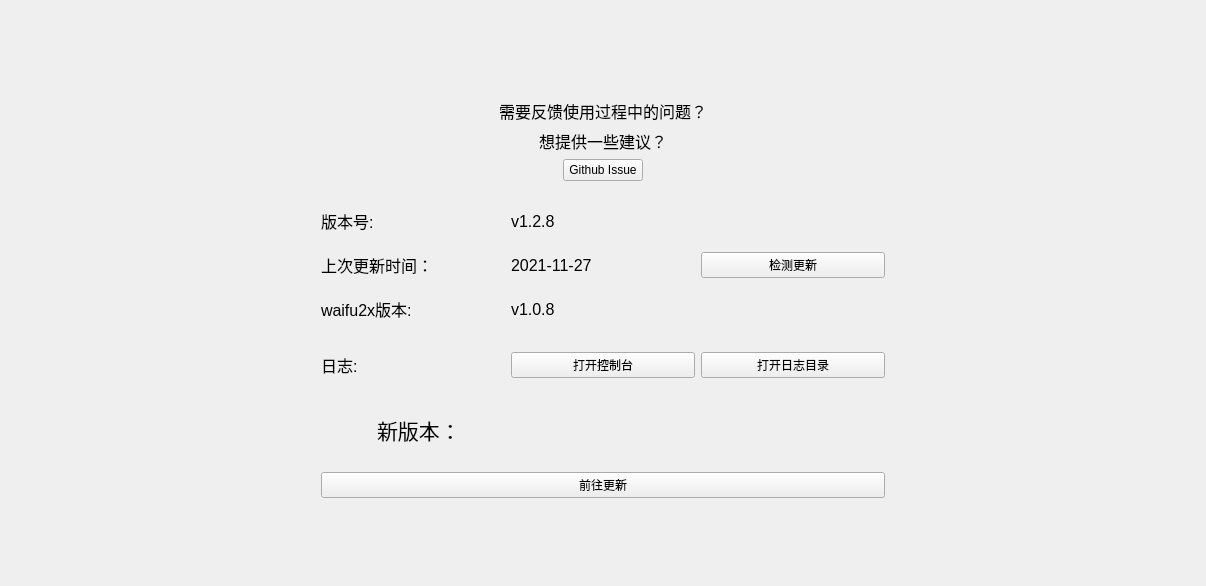
This is ui/ui_help.ui in tonquer/JMComic-qt as Qt 5 draws it before an edit. The edited form follows.
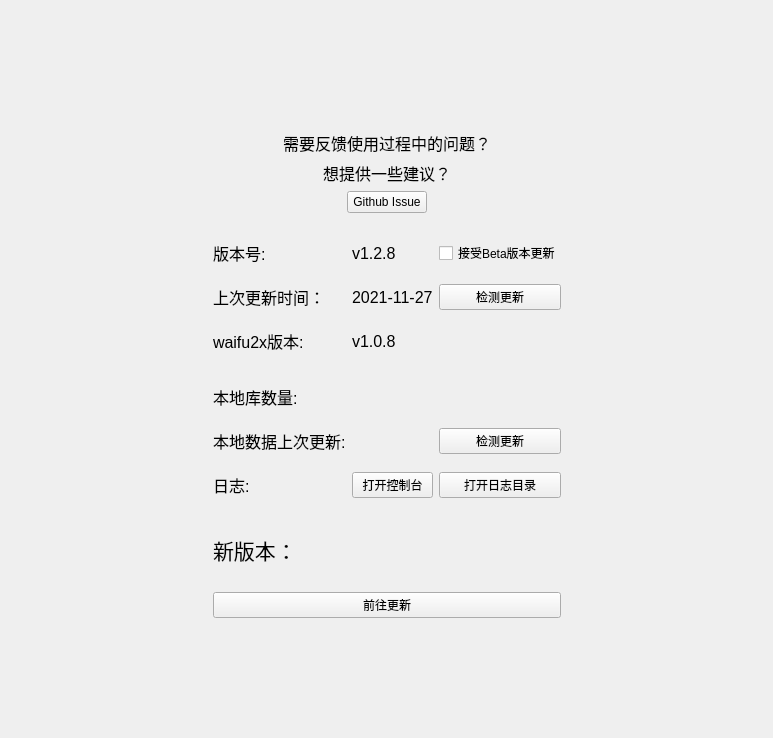
This is the edited form. Icons and pictures are not drawn. Custom widgets are drawn as their Qt base class.

Commit message: 更新v1.0.8

Patch:
```diff
--- a/ui/ui_help.ui
+++ b/ui/ui_help.ui
@@ -6,8 +6,8 @@
    <rect>
     <x>0</x>
     <y>0</y>
-    <width>1206</width>
-    <height>586</height>
+    <width>773</width>
+    <height>738</height>
    </rect>
   </property>
   <property name="windowTitle">
@@ -27,9 +27,9 @@
       <property name="geometry">
        <rect>
         <x>0</x>
-        <y>-38</y>
-        <width>1169</width>
-        <height>604</height>
+        <y>0</y>
+        <width>753</width>
+        <height>718</height>
        </rect>
       </property>
       <layout class="QVBoxLayout" name="verticalLayout_3">
@@ -50,12 +50,6 @@
          </item>
          <item>
           <widget class="QWidget" name="widget" native="true">
-           <property name="minimumSize">
-            <size>
-             <width>600</width>
-             <height>0</height>
-            </size>
-           </property>
            <layout class="QVBoxLayout" name="verticalLayout_2">
             <item>
              <spacer name="verticalSpacer_2">
@@ -114,15 +108,40 @@
             <item>
              <widget class="QWidget" name="widget_2" native="true">
               <layout class="QGridLayout" name="gridLayout">
-               <item row="3" column="2">
+               <item row="3" column="0">
+                <widget class="QLabel" name="label_5">
+                 <property name="minimumSize">
+                  <size>
+                   <width>80</width>
+                   <height>50</height>
+                  </size>
+                 </property>
+                 <property name="font">
+                  <font>
+                   <pointsize>12</pointsize>
+                  </font>
+                 </property>
+                 <property name="text">
+                  <string>本地库数量:</string>
+                 </property>
+                </widget>
+               </item>
+               <item row="1" column="2">
+                <widget class="QPushButton" name="verCheck">
+                 <property name="text">
+                  <string>检测更新</string>
+                 </property>
+                </widget>
+               </item>
+               <item row="5" column="2">
                 <widget class="QPushButton" name="logButton">
                  <property name="text">
                   <string>打开日志目录</string>
                  </property>
                 </widget>
                </item>
-               <item row="2" column="0">
-                <widget class="QLabel" name="label_6">
+               <item row="5" column="0">
+                <widget class="QLabel" name="label_7">
                  <property name="minimumSize">
                   <size>
                    <width>80</width>
@@ -135,19 +154,26 @@
                   </font>
                  </property>
                  <property name="text">
-                  <string>waifu2x版本:</string>
+                  <string>日志:</string>
                  </property>
                 </widget>
                </item>
-               <item row="1" column="1">
-                <widget class="QLabel" name="timeLabel">
+               <item row="4" column="1">
+                <widget class="QLabel" name="localTime">
                  <property name="font">
                   <font>
                    <pointsize>12</pointsize>
                   </font>
                  </property>
                  <property name="text">
-                  <string>2021-11-27</string>
+                  <string/>
+                 </property>
+                </widget>
+               </item>
+               <item row="4" column="2">
+                <widget class="QPushButton" name="dbCheck">
+                 <property name="text">
+                  <string>检测更新</string>
                  </property>
                 </widget>
                </item>
@@ -169,40 +195,15 @@
                  </property>
                 </widget>
                </item>
-               <item row="1" column="2">
-                <widget class="QPushButton" name="verCheck">
-                 <property name="text">
-                  <string>检测更新</string>
-                 </property>
-                </widget>
-               </item>
-               <item row="0" column="1">
-                <widget class="QLabel" name="version">
+               <item row="3" column="1">
+                <widget class="QLabel" name="localNum">
                  <property name="font">
                   <font>
                    <pointsize>12</pointsize>
                   </font>
                  </property>
                  <property name="text">
-                  <string>v1.2.8</string>
-                 </property>
-                </widget>
-               </item>
-               <item row="3" column="0">
-                <widget class="QLabel" name="label_7">
-                 <property name="minimumSize">
-                  <size>
-                   <width>80</width>
-                   <height>50</height>
-                  </size>
-                 </property>
-                 <property name="font">
-                  <font>
-                   <pointsize>12</pointsize>
-                  </font>
-                 </property>
-                 <property name="text">
-                  <string>日志:</string>
+                  <string/>
                  </property>
                 </widget>
                </item>
@@ -218,6 +219,60 @@
                  </property>
                 </widget>
                </item>
+               <item row="0" column="1">
+                <widget class="QLabel" name="version">
+                 <property name="font">
+                  <font>
+                   <pointsize>12</pointsize>
+                  </font>
+                 </property>
+                 <property name="text">
+                  <string>v1.2.8</string>
+                 </property>
+                </widget>
+               </item>
+               <item row="2" column="0">
+                <widget class="QLabel" name="label_6">
+                 <property name="minimumSize">
+                  <size>
+                   <width>80</width>
+                   <height>50</height>
+                  </size>
+                 </property>
+                 <property name="font">
+                  <font>
+                   <pointsize>12</pointsize>
+                  </font>
+                 </property>
+                 <property name="text">
+                  <string>waifu2x版本:</string>
+                 </property>
+                </widget>
+               </item>
+               <item row="4" column="0">
+                <widget class="QLabel" name="label_11">
+                 <property name="font">
+                  <font>
+                   <pointsize>12</pointsize>
+                  </font>
+                 </property>
+                 <property name="text">
+                  <string>本地数据上次更新:</string>
+                 </property>
+                </widget>
+               </item>
+               <item row="1" column="1">
+                <widget class="QLabel" name="upTimeLabel">
+                 <property name="font">
+                  <font>
+                   <pointsize>12</pointsize>
+                  </font>
+                 </property>
+                 <property name="text">
+                  <string>2021-11-27</string>
+                 </property>
+                </widget>
+               </item>
                <item row="2" column="1">
                 <widget class="QLabel" name="waifu2x">
                  <property name="font">
@@ -230,13 +285,20 @@
                  </property>
                 </widget>
                </item>
-               <item row="3" column="1">
+               <item row="5" column="1">
                 <widget class="QPushButton" name="openCmd">
                  <property name="text">
                   <string>打开控制台</string>
                  </property>
                 </widget>
                </item>
+               <item row="0" column="2">
+                <widget class="QCheckBox" name="preCheckBox">
+                 <property name="text">
+                  <string>接受Beta版本更新</string>
+                 </property>
+                </widget>
+               </item>
               </layout>
              </widget>
             </item>
@@ -244,42 +306,16 @@
              <widget class="QWidget" name="updateWidget" native="true">
               <layout class="QVBoxLayout" name="verticalLayout_4">
                <item>
-                <layout class="QHBoxLayout" name="horizontalLayout_2">
-                 <item>
-                  <widget class="QLabel" name="label_5">
-                   <property name="sizePolicy">
-                    <sizepolicy hsizetype="Preferred" vsizetype="Preferred">
-                     <horstretch>0</horstretch>
-                     <verstretch>0</verstretch>
-                    </sizepolicy>
-                   </property>
-                   <property name="maximumSize">
-                    <size>
-                     <width>50</width>
-                     <height>16777215</height>
-                    </size>
-                   </property>
-                   <property name="styleSheet">
-                    <string notr="true">image: url(:/png/icon/new.svg);</string>
-                   </property>
-                   <property name="text">
-                    <string/>
-                   </property>
-                  </widget>
-                 </item>
-                 <item>
-                  <widget class="QLabel" name="label_8">
-                   <property name="font">
-                    <font>
-                     <pointsize>16</pointsize>
-                    </font>
-                   </property>
-                   <property name="text">
-                    <string>新版本：</string>
-                   </property>
-                  </widget>
-                 </item>
-                </layout>
+                <widget class="QLabel" name="label_8">
+                 <property name="font">
+                  <font>
+                   <pointsize>16</pointsize>
+                  </font>
+                 </property>
+                 <property name="text">
+                  <string>新版本：</string>
+                 </property>
+                </widget>
                </item>
                <item>
                 <widget class="QLabel" name="updateLabel">
```
Left out of the diff: 1 changed line with no effect on the pictures. The commit also changes 53 other files.
